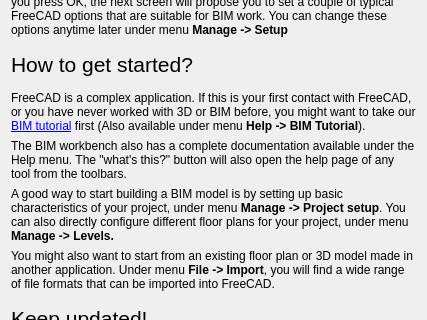
Old version of the form dialogWelcome.ui in the repository yorikvanhavre/BIM_Workbench; both pictures show x 0 to 427 and y 262 to 582 of the 427 by 688 pixel window.
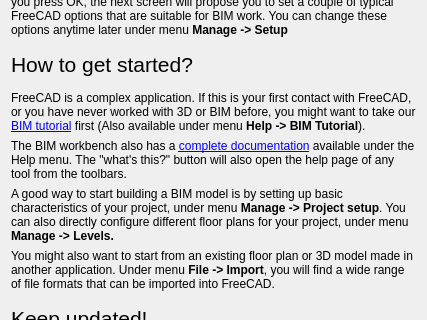
New version of the form.

Commit message: Added link to the BIM docs to the welcome screen

```diff
--- a/dialogWelcome.ui
+++ b/dialogWelcome.ui
@@ -74,7 +74,7 @@
    <item>
     <widget class="QLabel" name="label_7">
      <property name="text">
-      <string>The BIM workbench also has a complete documentation available under the Help menu. The &quot;what's this?&quot; button will also open the help page of any tool from the toolbars.</string>
+      <string>The BIM workbench also has a &lt;a href=&quot;https://wiki.freecadweb.org/BIM_Workbench&quot;&gt;complete documentation&lt;/a&gt;  available under the Help menu. The &quot;what's this?&quot; button will also open the help page of any tool from the toolbars.</string>
      </property>
      <property name="wordWrap">
       <bool>true</bool>
```
Left out of the diff: 4 changed lines with no effect on the pictures. The commit also changes 2 other files.
